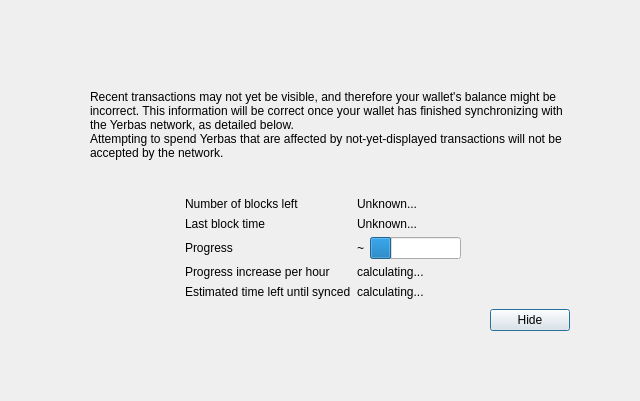
This is src/qt/forms/modaloverlay.ui in The-Yerbas-Endeavor/yerbas as Qt 5 draws it before an edit. The edited form follows.
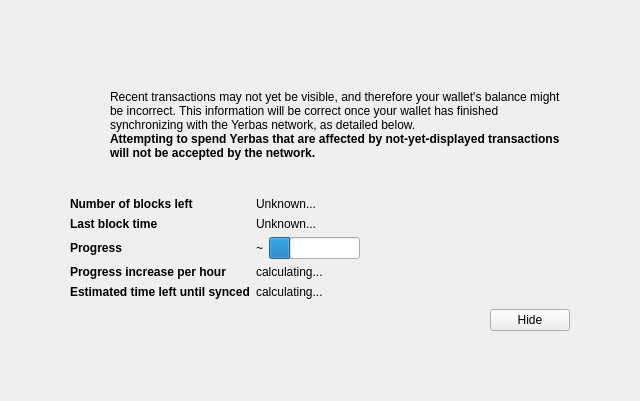
This is the edited form. Icons and pictures are not drawn. Custom widgets are drawn as their Qt base class.

The edit to the form file:
```diff
--- a/src/qt/forms/modaloverlay.ui
+++ b/src/qt/forms/modaloverlay.ui
@@ -79,10 +79,27 @@
               <number>0</number>
              </property>
              <item>
-              <widget class="QLabel" name="warningIcon">
+              <widget class="QPushButton" name="warningIcon">
+               <property name="enabled">
+                <bool>false</bool>
+               </property>
                <property name="text">
                 <string/>
                </property>
+               <property name="icon">
+                <iconset>
+                 <normaloff>:/icons/warning</normaloff>
+                 <disabledoff>:/icons/warning</disabledoff>:/icons/warning</iconset>
+               </property>
+               <property name="iconSize">
+                <size>
+                 <width>48</width>
+                 <height>48</height>
+                </size>
+               </property>
+               <property name="flat">
+                <bool>true</bool>
+               </property>
               </widget>
              </item>
              <item>
@@ -123,6 +140,12 @@
              </item>
              <item>
               <widget class="QLabel" name="infoTextStrong">
+               <property name="font">
+                <font>
+                 <weight>75</weight>
+                 <bold>true</bold>
+                </font>
+               </property>
                <property name="text">
                 <string>Attempting to spend Yerbas that are affected by not-yet-displayed transactions will not be accepted by the network.</string>
                </property>
@@ -169,9 +192,6 @@
            <property name="fieldGrowthPolicy">
             <enum>QFormLayout::FieldsStayAtSizeHint</enum>
            </property>
-           <property name="formAlignment">
-            <set>Qt::AlignHCenter|Qt::AlignTop</set>
-           </property>
            <property name="horizontalSpacing">
             <number>6</number>
            </property>
@@ -183,6 +203,12 @@
            </property>
            <item row="0" column="0">
             <widget class="QLabel" name="labelNumberOfBlocksLeft">
+             <property name="font">
+              <font>
+               <weight>75</weight>
+               <bold>true</bold>
+              </font>
+             </property>
              <property name="text">
               <string>Number of blocks left</string>
              </property>
@@ -197,6 +223,12 @@
            </item>
            <item row="1" column="0">
             <widget class="QLabel" name="labelLastBlockTime">
+             <property name="font">
+              <font>
+               <weight>75</weight>
+               <bold>true</bold>
+              </font>
+             </property>
              <property name="text">
               <string>Last block time</string>
              </property>
@@ -217,6 +249,12 @@
            </item>
            <item row="2" column="0">
             <widget class="QLabel" name="labelSyncDone">
+             <property name="font">
+              <font>
+               <weight>75</weight>
+               <bold>true</bold>
+              </font>
+             </property>
              <property name="text">
               <string>Progress</string>
              </property>
@@ -245,6 +283,12 @@
            </item>
            <item row="4" column="0">
             <widget class="QLabel" name="labelProgressIncrease">
+             <property name="font">
+              <font>
+               <weight>75</weight>
+               <bold>true</bold>
+              </font>
+             </property>
              <property name="text">
               <string>Progress increase per hour</string>
              </property>
@@ -259,6 +303,12 @@
            </item>
            <item row="5" column="0">
             <widget class="QLabel" name="labelEstimatedTimeLeft">
+             <property name="font">
+              <font>
+               <weight>75</weight>
+               <bold>true</bold>
+              </font>
+             </property>
              <property name="text">
               <string>Estimated time left until synced</string>
              </property>
@@ -299,12 +349,6 @@
              <property name="text">
               <string>Hide</string>
              </property>
-             <property name="focusPolicy">
-              <enum>Qt::StrongFocus</enum>
-             </property>
-             <property name="default">
-              <bool>true</bool>
-             </property>
             </widget>
            </item>
           </layout>
```
Left out of the diff: 2 changed lines with no effect on the pictures.
